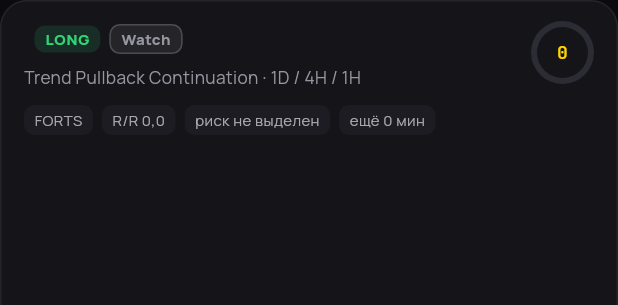
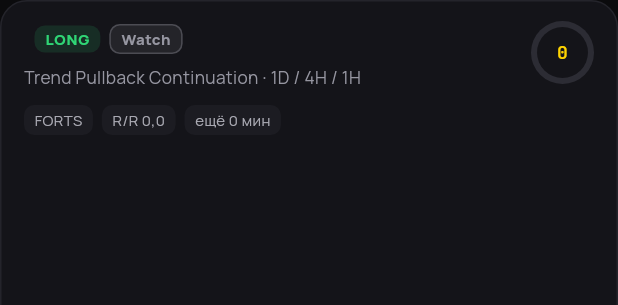
Before and after one commit to compas-psy/signalAI-mobileApp, a Flutter app: the IdeaCard widget shown alone on an empty page, opened directly with empty values, on a phone screen of 412 x 824 dp. Shown: the top 305 px of the screen. Run offline on Flutter 3.47's test engine with Material 3 defaults, Android fonts, the phone set to English and light mode, and no system bars; network calls fail.

Commit message:
Лента показывает лучшую идею по инструменту, имя актива и график цены
Реакция владельца на живую сборку: идеи трёх стратегий свалены в кучу,
названия не читаются, графиков в карточках нет, вместо виджетов — блоки
текста. Разбор по пунктам.

**Одна карточка на инструмент.** Три стратегии, посмотревшие на BTCUSDT, —
это три мнения об одной сделке, а не три сделки: показывать их рядом значит
предлагать войти трижды. Остаётся лучшее мнение — дальше по конвейеру
состояний, при равенстве выше балл. Того же требует от сервера §16
(«до трёх карточек»); пока он присылает всё, отбор делается на клиенте.

**Имя актива.** Движок присылает тикер вместо имени. Добавлен словарь
вселенной: «BTCUSDT» подписывается «Биткоин · бессрочный», «SIU6» —
«Доллар/Рубль · фьючерс». Незнакомый код остаётся кодом: придумывать имя
хуже, чем не назвать.

**График в карточке.** Мини-график цены по тем же свечам, что грузит разбор
(движок → биржа), лениво и из кэша. Трейдер начинает читать идею с
картинки, а не с текста.

**Меньше текста.** Чипы «плана нет» и «риск не выделен» убраны — состояние
Watch уже сказано бейджем. Пустые карточки событий и портфеля на «Сегодня»
не показываются вовсе: экран дня не место для объяснений, чего в системе
нет.

Проверки: analyze чисто, 644 теста.

Co-Authored-By: Claude Opus 5 <noreply@anthropic.com>
Claude-Session: https://claude.ai/code/session_01RFRWfsdRGM9sVUxkjWvnh6

```diff
--- a/lib/data/api/engine_contract.dart
+++ b/lib/data/api/engine_contract.dart
@@ -97,6 +97,47 @@ abstract final class EngineContract {
     return cut < 0 ? instrumentId : instrumentId.substring(cut + 1);
   }
 
+  /// Человеческое имя инструмента, когда движок его не прислал.
+  ///
+  /// «BTCUSDT» и «SIU6» — это коды, а решение принимает человек. Словарь
+  /// покрывает вселенную движка; незнакомый код остаётся кодом — придумывать
+  /// имя хуже, чем не назвать.
+  static String humanName(String ticker) {
+    final upper = ticker.toUpperCase();
+    for (final entry in _names.entries) {
+      if (upper.startsWith(entry.key)) return entry.value;
+    }
+    return '';
+  }
+
+  static String _nameOf(String fromServer, String instrumentId) {
+    final ticker = symbolOf(instrumentId);
+    if (fromServer.isNotEmpty && fromServer != ticker) return fromServer;
+    return humanName(ticker);
+  }
+
+  static const _names = <String, String>{
+    'BTC': 'Биткоин · бессрочный',
+    'ETH': 'Эфириум · бессрочный',
+    'SOL': 'Солана · бессрочный',
+    'XRP': 'XRP · бессрочный',
+    'TON': 'Тонкоин · бессрочный',
+    'BNB': 'BNB · бессрочный',
+    'DOGE': 'Доджкоин · бессрочный',
+    'SI': 'Доллар/Рубль · фьючерс',
+    'CNY': 'Юань/Рубль · фьючерс',
+    'BR': 'Нефть Brent · фьючерс',
+    'NG': 'Природный газ · фьючерс',
+    'GOLD': 'Золото · фьючерс',
+    'GLD': 'Золото · фьючерс',
+    'SILV': 'Серебро · фьючерс',
+    'MX': 'Индекс МосБиржи · фьючерс',
+    'MIX': 'Индекс МосБиржи · фьючерс',
+    'RTS': 'Индекс РТС · фьючерс',
+    'SBRF': 'Сбербанк · фьючерс',
+    'GAZR': 'Газпром · фьючерс',
+  };
+
   /// Сколько знаков после запятой у цен инструмента.
   ///
   /// Считается по самим ценам, а не задаётся константой: у фьючерса на доллар
@@ -147,7 +188,12 @@ abstract final class EngineContract {
     return Idea(
       id: id,
       instrumentId: j['instrument_id'] as String? ?? '',
-      instrumentName: instrumentName ?? (j['symbol'] as String? ?? ''),
+      // Имя из ответа; если движок прислал тикер вместо имени (или ничего) —
+      // словарь. Карточка с «BTCUSDT» дважды не отвечает на вопрос «что это».
+      instrumentName: _nameOf(
+        instrumentName ?? (j['symbol'] as String? ?? ''),
+        j['instrument_id'] as String? ?? '',
+      ),
       market: _market(j['instrument_id'] as String? ?? ''),
       direction: direction,
       strategy: _strategy(j['strategy'] as String?),
--- a/lib/ui/screens/ideas_screen.dart
+++ b/lib/ui/screens/ideas_screen.dart
@@ -11,6 +11,7 @@ import '../tone.dart';
 import '../widgets/common.dart';
 import '../widgets/confluence_ring.dart';
 import '../widgets/idea_head.dart';
+import '../widgets/sparkline.dart';
 
 /// Лента идей (ТЗ §8).
 ///
@@ -96,6 +97,12 @@ class IdeaCard extends StatelessWidget {
   @override
   Widget build(BuildContext context) {
     final plan = idea.plan;
+    final controller = AppScope.of(context);
+    // Мини-график цены — то, с чего трейдер начинает читать идею. Свечи
+    // тянутся лениво и кэшируются; пока их нет, карточка живёт без графика,
+    // а не ждёт его.
+    final chart = controller.ideaChart(idea.id);
+    if (chart == null) controller.loadIdeaChart(idea);
     return Pressable(
       onTap: onTap,
       child: SectionCard(
@@ -166,16 +173,26 @@ class IdeaCard extends StatelessWidget {
                 ConfluenceRing(score: idea.score.value),
               ],
             ),
+            if (chart != null && chart.candles.length >= 2) ...[
+              const SizedBox(height: 11),
+              Sparkline(
+                values: [for (final c in chart.candles) c.close],
+                height: 44,
+                color: directionColor(idea.direction),
+              ),
+            ],
             const SizedBox(height: 11),
+            // Чипы — только то, что несёт число или срок. «Плана нет» и
+            // «риск не выделен» текстом на каждой карточке — это шум:
+            // состояние Watch уже сказано бейджем в заголовке.
             Wrap(
               spacing: 6,
               runSpacing: 6,
               children: [
                 TagChip(idea.market.label),
-                TagChip(plan == null
-                    ? 'плана нет'
-                    : 'R/R ${_rr(plan.rrToSecondTarget)}'),
-                TagChip(riskLabel(idea)),
+                if (plan != null) TagChip('R/R ${_rr(plan.rrToSecondTarget)}'),
+                if (plan != null && plan.riskRubles > 0)
+                  TagChip(riskLabel(idea)),
                 TagChip(ttlLabel(idea, now)),
               ],
             ),
```
Also changed, not shown: lib/state/app_controller.dart (+28 -1 lines), lib/ui/screens/today_screen.dart (+8 -5 lines).
